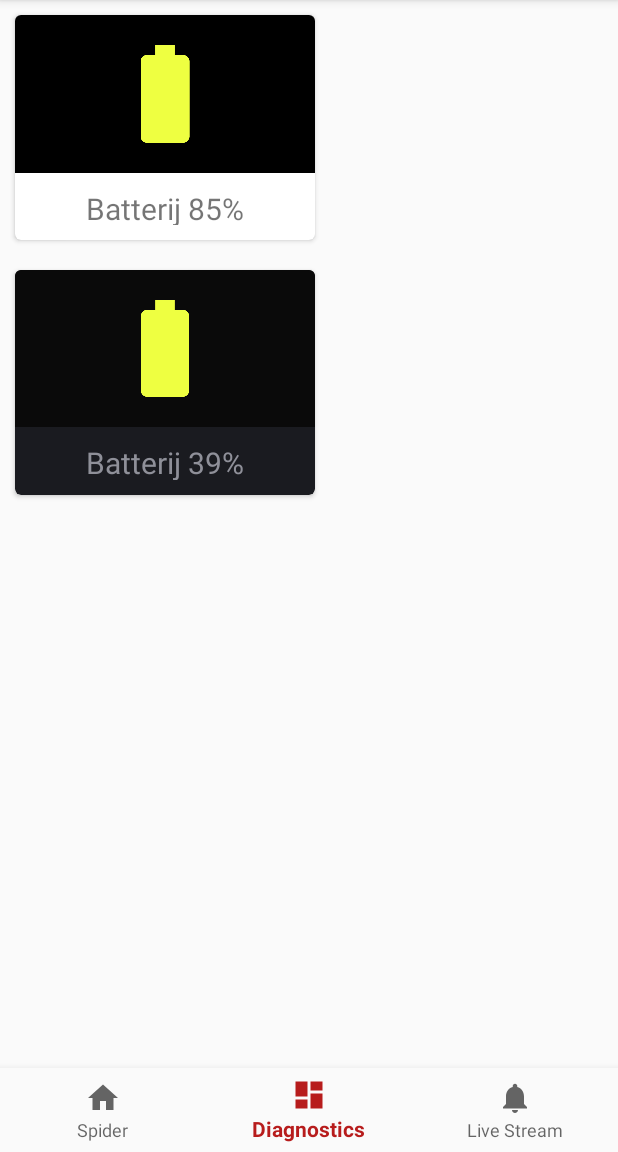
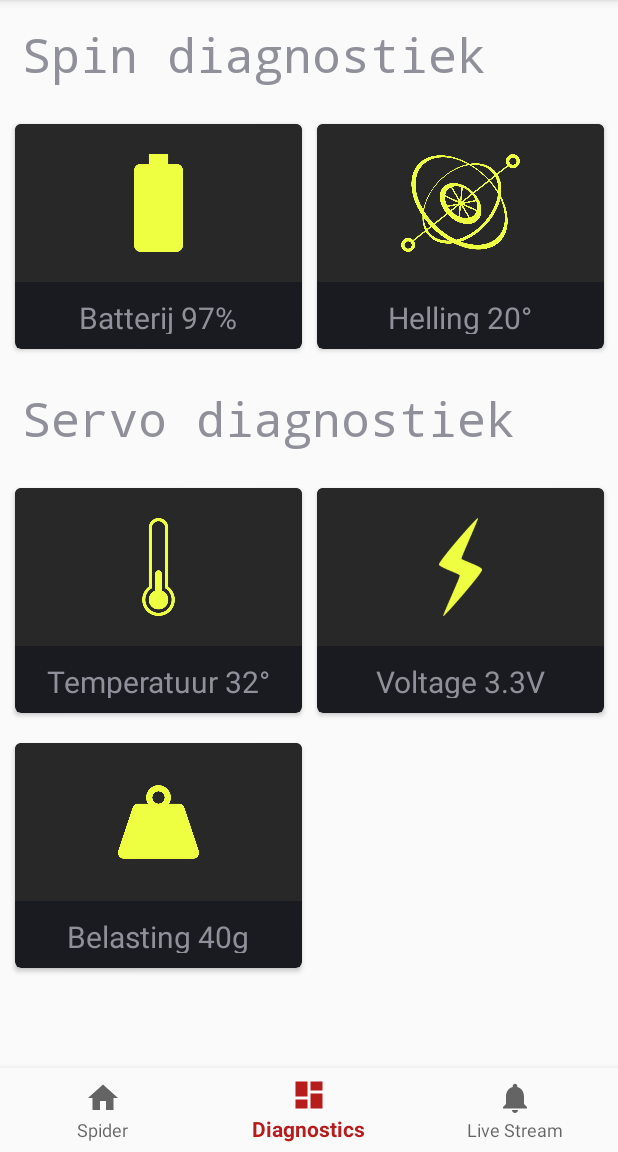
Before and after one commit to RuurdBijlsma/KnightSpider-App, an Android app: the screen it shows after launch (MainActivity), on a phone screen of 412 x 824 dp, the part 84-1236 px from its top. Run offline under Robolectric (Android 15) with nearby library versions, the phone set to English and light mode, and no system bars.

Commit message:
diagnostics layout done

```diff
--- /dev/null
+++ b/app/src/main/java/nl/nhl/knightspider/DiagnosticsScreen.java
@@ -0,0 +1,131 @@
+package nl.nhl.knightspider;
+
+import android.content.Context;
+import android.graphics.Color;
+import android.graphics.Typeface;
+import android.util.DisplayMetrics;
+import android.util.TypedValue;
+import android.widget.LinearLayout;
+import android.widget.TextView;
+
+/**
+ * Created by ruurd on 16-May-17.
+ */
+
+public class DiagnosticsScreen extends LinearLayout {
+    public DiagnosticsScreen(Context context) {
+        super(context);
+    }
+
+    public DiagnosticsScreen(Context context, int cardsPerRow) {
+        super(context);
+        addContent(cardsPerRow);
+    }
+
+    private InfoCard batteryCard;
+    private InfoCard gyroCard;
+    private InfoCard tempCard;
+    private InfoCard voltCard;
+    private InfoCard loadCard;
+
+    public void addContent(int cardsPerRow) {
+        DisplayMetrics metrics = getDisplayMetrics();
+        int halfWidth = metrics.widthPixels / cardsPerRow - dpToPx(15);
+        int darkColor = Color.argb(255, 40, 40, 40);
+        batteryCard = new InfoCard(this.getContext(), darkColor, R.drawable.batteryicon, halfWidth, dpToPx(150));
+        gyroCard = new InfoCard(this.getContext(), darkColor, R.drawable.gyroicon, halfWidth, dpToPx(150));
+        tempCard = new InfoCard(this.getContext(), darkColor, R.drawable.tempicon, halfWidth, dpToPx(150));
+        voltCard = new InfoCard(this.getContext(), darkColor, R.drawable.volticon, halfWidth, dpToPx(150));
+        loadCard = new InfoCard(this.getContext(), darkColor, R.drawable.loadicon, halfWidth, dpToPx(150));
+
+
+        setOrientation(LinearLayout.VERTICAL);
+
+        addView(getBigText("Spin diagnostiek"));
+
+        InfoCard[] spiderCards = {
+                batteryCard,
+                gyroCard
+        };
+        addCards(spiderCards, cardsPerRow);
+
+        addView(getBigText("Servo diagnostiek"));
+
+        InfoCard[] servoCards = {
+                tempCard,
+                voltCard,
+                loadCard
+        };
+        addCards(servoCards, cardsPerRow);
+    }
+
+    private void addCards(InfoCard[] cards, int cardsPerRow) {
+        LinearLayout currentLayout = null;
+        for (int i = 0; i < cards.length; i++) {
+            if (i % cardsPerRow == 0) {
+                currentLayout = new LinearLayout(this.getContext());
+                currentLayout.setOrientation(LinearLayout.HORIZONTAL);
+                addView(currentLayout);
+            }
+            currentLayout.addView(cards[i]);
+        }
+    }
+
+    private DisplayMetrics getDisplayMetrics() {
+        return getResources().getDisplayMetrics();
+    }
+
+    private int dpToPx(int dp) {
+        return (int) TypedValue.applyDimension(TypedValue.COMPLEX_UNIT_DIP, dp, getDisplayMetrics());
+    }
+
+    private TextView getBigText(String text) {
+        TextView textView = new TextView(this.getContext());
+        textView.setText(text);
+        textView.setTypeface(Typeface.MONOSPACE);
+        textView.setTextSize(32);
+        int padding = dpToPx(15);
+        textView.setPadding(padding, padding, padding, padding);
+        return textView;
+    }
+
+    public void setBattery(int value) {
+        getBatteryCard().setText("Batterij " + value + "%");
+    }
+
+    public void setGyro(int value) {
+        getGyroCard().setText("Helling " + value + "°");
+    }
+
+    public void setTemp(int value) {
+        getTempCard().setText("Temperatuur " + value + "°");
+    }
+
+    public void setVolt(float value) {
+        getVoltCard().setText("Voltage " + value + "V");
+    }
+
+    public void setLoad(int value) {
+        getLoadCard().setText("Belasting " + value + "g");
+    }
+
+    public InfoCard getBatteryCard() {
+        return batteryCard;
+    }
+
+    public InfoCard getGyroCard() {
+        return gyroCard;
+    }
+
+    public InfoCard getTempCard() {
+        return tempCard;
+    }
+
+    public InfoCard getVoltCard() {
+        return voltCard;
+    }
+
+    public InfoCard getLoadCard() {
+        return loadCard;
+    }
+}
--- a/app/src/main/java/nl/nhl/knightspider/InfoCard.java
+++ b/app/src/main/java/nl/nhl/knightspider/InfoCard.java
@@ -1,9 +1,6 @@
 package nl.nhl.knightspider;
 
 import android.content.Context;
-import android.graphics.Color;
-import android.icu.text.IDNA;
-import android.support.v7.widget.ActionBarOverlayLayout;
 import android.support.v7.widget.CardView;
 import android.util.DisplayMetrics;
 import android.util.TypedValue;
@@ -13,14 +10,15 @@ import android.widget.ImageView;
 import android.widget.LinearLayout;
 import android.widget.TextView;
 
-import org.w3c.dom.Text;
-
 /**
  * Created by ruurd on 15-May-17
  */
 
 public class InfoCard extends CardView {
-    public InfoCard(Context context){
+    private TextView textView;
+    private ImageView imageView;
+    private int backgroundColor;
+    public InfoCard(Context context) {
         super(context);
     }
 
@@ -34,8 +32,8 @@ public class InfoCard extends CardView {
         setForegroundGravity(Gravity.CENTER);
         setRadius(dpToPx(4));
 
-        LinearLayout.LayoutParams lp = new LinearLayout.LayoutParams(dpToPx(width), dpToPx(height));
-        lp.setMargins(margin, margin, margin, margin);
+        LinearLayout.LayoutParams lp = new LinearLayout.LayoutParams(width, height);
+        lp.setMargins(margin, margin, 0, margin);
         setLayoutParams(lp);
 
         LinearLayout layout = new LinearLayout(context);
@@ -50,17 +48,12 @@ public class InfoCard extends CardView {
         imageView.setPadding(imagePadding, imagePadding, imagePadding, imagePadding);
         imageView.setBackgroundColor(colorId);
         imageView.setImageResource(iconId);
-        imageView.setLayoutParams(new LinearLayout.LayoutParams(ViewGroup.LayoutParams.MATCH_PARENT, dpToPx(height - 45)));
+        imageView.setLayoutParams(new LinearLayout.LayoutParams(ViewGroup.LayoutParams.MATCH_PARENT, height - dpToPx(45)));
 
         layout.addView(imageView);
         layout.addView(textView);
         addView(layout);
     }
-
-    private TextView textView;
-    private ImageView imageView;
-
-    private int backgroundColor;
 
     public String getText() {
         return (String) textView.getText();
--- a/app/src/main/java/nl/nhl/knightspider/MainActivity.java
+++ b/app/src/main/java/nl/nhl/knightspider/MainActivity.java
@@ -1,25 +1,30 @@
 package nl.nhl.knightspider;
 
-import android.content.res.Resources;
-import android.graphics.Color;
-import android.graphics.Typeface;
 import android.os.Bundle;
 import android.support.annotation.NonNull;
-import android.support.annotation.Nullable;
 import android.support.design.widget.BottomNavigationView;
 import android.support.v7.app.AppCompatActivity;
-import android.support.v7.widget.CardView;
-import android.util.DisplayMetrics;
-import android.util.TypedValue;
-import android.view.Gravity;
 import android.view.MenuItem;
 import android.view.View;
 import android.widget.GridLayout;
-import android.widget.LinearLayout;
 import android.widget.ScrollView;
-import android.widget.TextView;
 
 public class MainActivity extends AppCompatActivity {
+    BottomNavigationView navigation;
+    private View spiderLayout;
+    private ScrollView diagnosticsLayout;
+    private View liveStreamLayout;
+    private BottomNavigationView.OnNavigationItemSelectedListener mOnNavigationItemSelectedListener
+            = new BottomNavigationView.OnNavigationItemSelectedListener() {
+
+        @Override
+        public boolean onNavigationItemSelected(@NonNull MenuItem item) {
+            return showLayout(item.getItemId());
+        }
+
+    };
+    private GridLayout gridLayout;
+
     private void hideLayouts() {
         spiderLayout.setVisibility(View.GONE);
         diagnosticsLayout.setVisibility(View.GONE);
@@ -42,93 +47,6 @@ public class MainActivity extends AppCompatActivity {
         return false;
     }
 
-    private BottomNavigationView.OnNavigationItemSelectedListener mOnNavigationItemSelectedListener
-            = new BottomNavigationView.OnNavigationItemSelectedListener() {
-
-        @Override
-        public boolean onNavigationItemSelected(@NonNull MenuItem item) {
-            return showLayout(item.getItemId());
-        }
-
-    };
-
-    private View spiderLayout;
-    private ScrollView diagnosticsLayout;
-    private View liveStreamLayout;
-
-    private GridLayout gridLayout;
-    BottomNavigationView navigation;
-
-    private DisplayMetrics getDisplayMetrics() {
-        return getResources().getDisplayMetrics();
-    }
-
-    private int dpToPx(int dp) {
-        return (int) TypedValue.applyDimension(TypedValue.COMPLEX_UNIT_DIP, dp, getDisplayMetrics());
-    }
-
-    private TextView getBigText(String text) {
-        TextView textView = new TextView(getApplicationContext());
-        textView.setText(text);
-        textView.setTypeface(Typeface.MONOSPACE);
-        textView.setTextSize(32);
-        int padding = dpToPx(15);
-        textView.setPadding(padding, padding, padding, padding);
-        return textView;
-    }
-
-    private CardView getDiagCard(@Nullable View child) {
-        CardView card = new CardView(getApplicationContext());
-        card.setForegroundGravity(Gravity.CENTER);
-
-        LinearLayout.LayoutParams lp = new LinearLayout.LayoutParams(LinearLayout.LayoutParams.WRAP_CONTENT, LinearLayout.LayoutParams.WRAP_CONTENT);
-        int margin = dpToPx(10);
-        lp.setMargins(margin, margin, margin, margin);
-
-        card.setLayoutParams(lp);
-        card.setRadius(dpToPx(4));
-        int padding = dpToPx(15);
-        card.setContentPadding(padding, padding, padding, padding);
-
-        if (child != null)
-            card.addView(child);
-
-        DisplayMetrics metrics = getDisplayMetrics();
-        card.setMinimumWidth(metrics.widthPixels / 2);
-        card.setMinimumHeight(dpToPx(120));
-
-        return card;
-    }
-
-    private void addCardsToLayout(LinearLayout layout, int number, int cardsPerRow) {
-        LinearLayout currentLayout = null;
-        for (int i = 0; i < number; i++) {
-            if (i % cardsPerRow == 0) {
-                currentLayout = new LinearLayout(getApplicationContext());
-                currentLayout.setOrientation(LinearLayout.HORIZONTAL);
-                layout.addView(currentLayout);
-            }
-            TextView tv = new TextView(getApplicationContext());
-            tv.setText("Spin" + i);
-            currentLayout.addView(getDiagCard(tv));
-        }
-    }
-
-    private void fillDiagnosticsLayout() {
-        LinearLayout contentLayout = new LinearLayout(getApplicationContext());
-        contentLayout.setOrientation(LinearLayout.VERTICAL);
-
-        contentLayout.addView(getBigText("Spin diagnostiek"));
-
-        addCardsToLayout(contentLayout, 2, 2);
-
-        contentLayout.addView(getBigText("Servo diagnostiek"));
-
-        addCardsToLayout(contentLayout, 18, 2);
-
-        diagnosticsLayout.addView(contentLayout);
-    }
-
     @Override
     protected void onCreate(Bundle savedInstanceState) {
         super.onCreate(savedInstanceState);
@@ -139,16 +57,16 @@ public class MainActivity extends AppCompatActivity {
         navigation.getMenu().getItem(1).setChecked(true);
 
         spiderLayout = findViewById(R.id.spider_layout);
-        diagnosticsLayout = (ScrollView) findViewById(R.id.diagnotsics_layout);
+        diagnosticsLayout = (ScrollView) findViewById(R.id.diagnostics_container);
         liveStreamLayout = findViewById(R.id.live_stream_layout);
 
-//        fillDiagnosticsLayout();
-        LinearLayout jojo = (LinearLayout) findViewById(R.id.jojo);
-
-        InfoCard infoCard = new InfoCard(getApplicationContext(), Color.argb(255, 10, 10, 10), R.drawable.batteryicon, 200, 150);
-        infoCard.setText("Batterij 39%");
-
-        jojo.addView(infoCard);
+        DiagnosticsScreen diagnostics = new DiagnosticsScreen(getApplicationContext(), 2);
+        diagnosticsLayout.addView(diagnostics);
+        diagnostics.setBattery(97);
+        diagnostics.setGyro(20);
+        diagnostics.setTemp(32);
+        diagnostics.setVolt(3.3f);
+        diagnostics.setLoad(40);
 
         showLayout(R.id.navigation_diagnostics);
     }
--- a/app/src/main/res/layout/activity_main.xml
+++ b/app/src/main/res/layout/activity_main.xml
@@ -31,50 +31,9 @@
         </GridLayout>
 
         <ScrollView
-            android:id="@+id/diagnotsics_layout"
+            android:id="@+id/diagnostics_container"
             android:layout_width="match_parent"
             android:layout_height="match_parent">
-
-            <LinearLayout
-                android:id="@+id/jojo"
-                android:layout_width="match_parent"
-                android:layout_height="wrap_content"
-                android:orientation="vertical"
-                android:weightSum="1">
-
-                <android.support.v7.widget.CardView
-                    android:layout_width="200dp"
-                    android:layout_height="150dp"
-                    android:layout_margin="10dp"
-                    app:cardBackgroundColor="@color/cardview_light_background"
-                    app:cardCornerRadius="4dp"
-                    app:contentPadding="0dp">
-
-                    <LinearLayout
-                        android:layout_width="match_parent"
-                        android:layout_height="match_parent"
-                        android:orientation="vertical"
-                        android:weightSum="1">
-
-                        <ImageView
-                            android:id="@+id/imageView"
-                            android:layout_width="match_parent"
-                            android:layout_height="105dp"
-                            android:background="@android:color/background_dark"
-                            android:padding="20dp"
-                            app:srcCompat="@drawable/batteryicon" />
-
-                        <TextView
-                            android:id="@+id/textView"
-                            android:layout_width="match_parent"
-                            android:layout_height="match_parent"
-                            android:padding="10dp"
-                            android:text="Batterij 85%"
-                            android:textAlignment="center"
-                            android:textSize="20sp" />
-                    </LinearLayout>
-                </android.support.v7.widget.CardView>
-            </LinearLayout>
 
         </ScrollView>
     </FrameLayout>
```
Also changed, not shown: app/src/main/res/drawable/gyroicon.png, app/src/main/res/drawable/loadicon.png (added), 2 other files.
